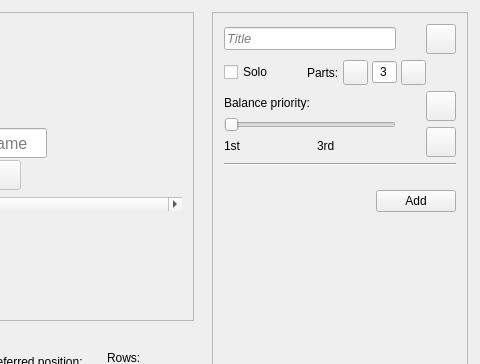
This is mainwindow.ui in Ernest314/part-distributor as Qt 5 draws it before an edit; both pictures show x 240 to 720 and y 0 to 364 of the 720 by 540 pixel window. The edited form follows.
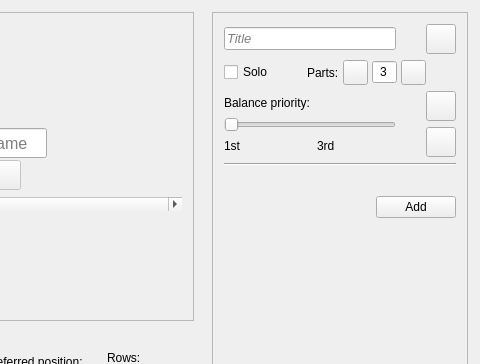
This is the edited form. Icons and pictures are not drawn.

Commit message:
Increased spacing between spaces slightly
Too crowded originally.

```diff
--- a/mainwindow.ui
+++ b/mainwindow.ui
@@ -501,7 +501,7 @@
        </property>
        <layout class="QVBoxLayout" name="layout_pieces">
         <property name="spacing">
-         <number>24</number>
+         <number>30</number>
         </property>
         <item>
          <widget class="QWidget" name="widget_piece" native="true">
```
The commit also changes 1 other file.
